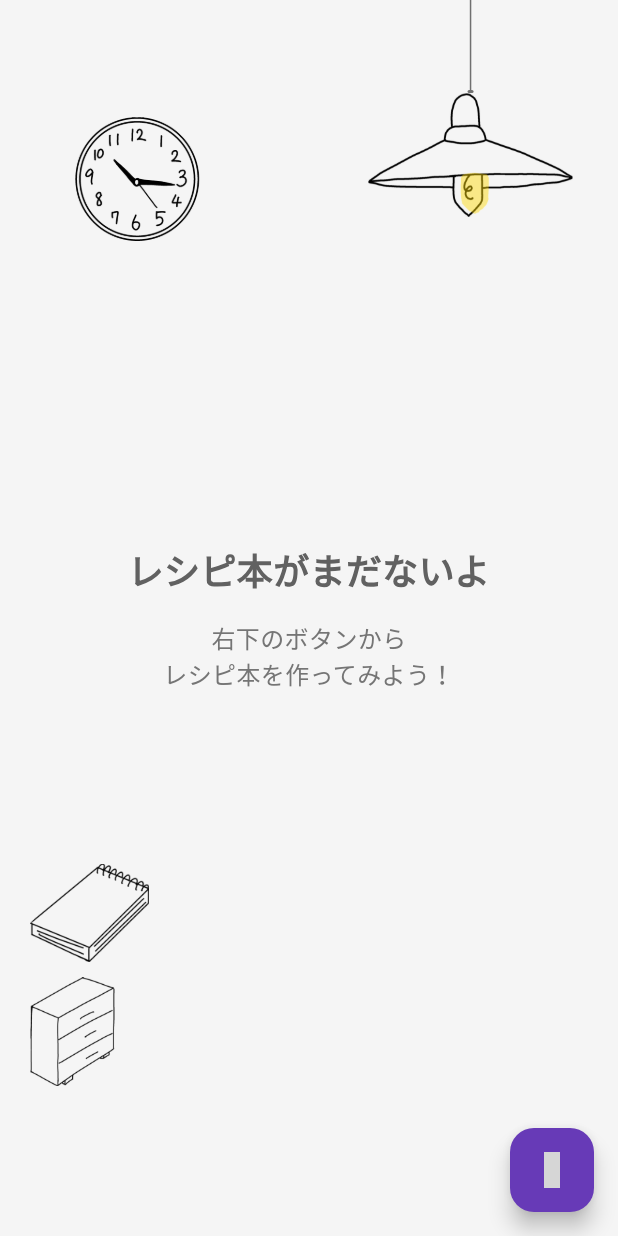
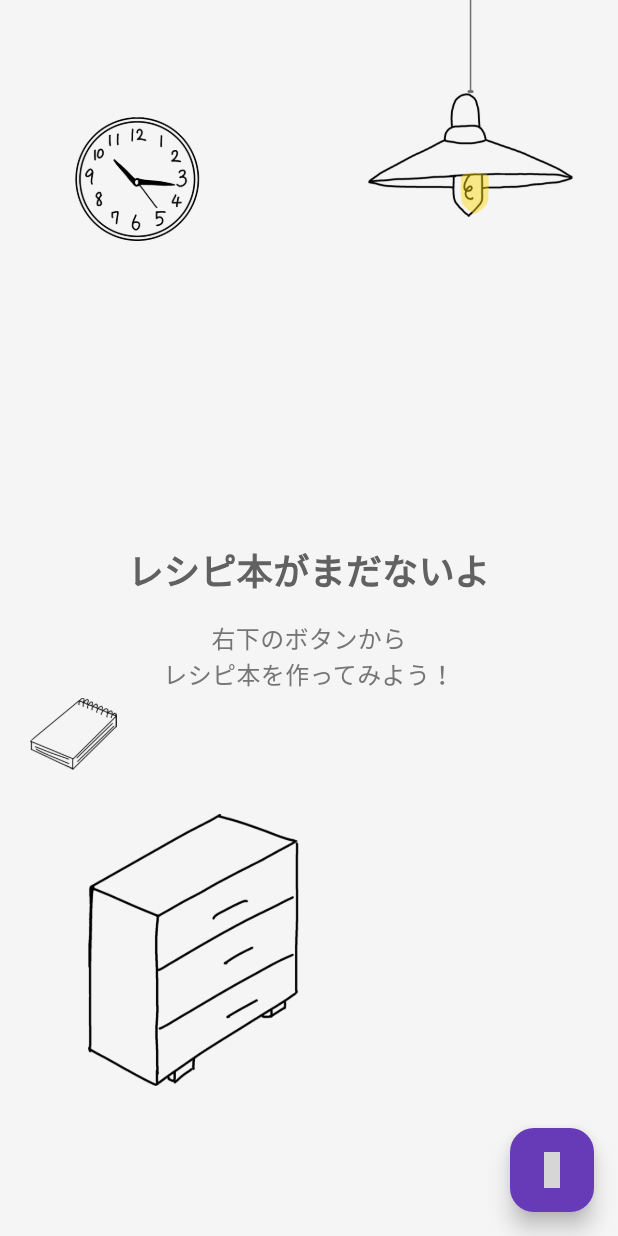
Before and after one commit to rai03k/tegaki-recipe, a Flutter app: the screen it shows after launch, on a phone screen of 412 x 824 dp. Run offline on Flutter 3.47's test engine with Material 3 defaults, Android fonts, the phone set to English and light mode, and no system bars; our stand-ins replace drift, drift_flutter, flutter_riverpod, freezed_annotation, go_router, hugeicons and 5 more; accounts and stored records are empty; generated files the repository leaves out were written again; Roboto replaces fonts that are missing (ArmedLemon); grey boxes are pictures that could not be loaded.

```diff
--- a/lib/views/home_screen.dart
+++ b/lib/views/home_screen.dart
@@ -473,27 +473,18 @@ class _HomeScreenState extends ConsumerState<HomeScreen> {
   Widget _buildFurnitureWidgets(bool isDarkMode) {
     return Builder(
       builder: (context) {
-        final screenWidth = MediaQuery.of(context).size.width;
         final screenHeight = MediaQuery.of(context).size.height;
 
-        // 端末サイズに応じて家具サイズを調整
-        double furnitureSize;
-        if (screenWidth < 400) {
-          furnitureSize = screenHeight * 0.06; // 小さなスマホ
-        } else if (screenWidth < 600) {
-          furnitureSize = screenHeight * 0.08; // 通常のスマホ
-        } else {
-          furnitureSize = screenHeight * 0.1; // タブレット
-        }
-
-        furnitureSize = furnitureSize.clamp(60.0, 120.0);
+        // 個別に家具サイズを計算
+        final memoSize = screenHeight / 10; // 画面高の1/10
+        final shelfSize = screenHeight / 5;  // 画面高の1/5
 
         return Column(
           crossAxisAlignment: CrossAxisAlignment.start,
           children: [
-            _buildMemoWidget(isDarkMode, furnitureSize),
-            SizedBox(height: furnitureSize * 0.15),
-            _buildShelfWidget(isDarkMode, furnitureSize),
+            _buildMemoWidget(isDarkMode, memoSize),
+            SizedBox(height: memoSize * 0.15),
+            _buildShelfWidget(isDarkMode, shelfSize),
           ],
         );
       },
@@ -507,11 +498,16 @@ class _HomeScreenState extends ConsumerState<HomeScreen> {
     required double size,
     required bool isDarkMode,
     double heightMultiplier = 1.0,
+    double aspectRatio = 1.0, // アスペクト比を追加
   }) {
+    final height = size * heightMultiplier;
+    final width = height * aspectRatio; // 高さに基づいて幅を計算
+
     return GestureDetector(
       onTap: onTap,
       child: SizedBox(
-        height: size * heightMultiplier,
+        width: width,
+        height: height,
         child: ColorFiltered(
           colorFilter: isDarkMode
               ? const ColorFilter.mode(
@@ -538,6 +534,7 @@ class _HomeScreenState extends ConsumerState<HomeScreen> {
       onTap: () => context.push('/shopping-memo'),
       size: furnitureSize,
       isDarkMode: isDarkMode,
+      aspectRatio: 0.7, // メモ帳は縦長（幅：高さ = 0.7：1）
     );
   }
 
@@ -549,6 +546,7 @@ class _HomeScreenState extends ConsumerState<HomeScreen> {
       size: furnitureSize,
       isDarkMode: isDarkMode,
       heightMultiplier: 1.1,
+      aspectRatio: 1.2, // 棚は横長（幅：高さ = 1.2：1）
     );
   }
 }
```
